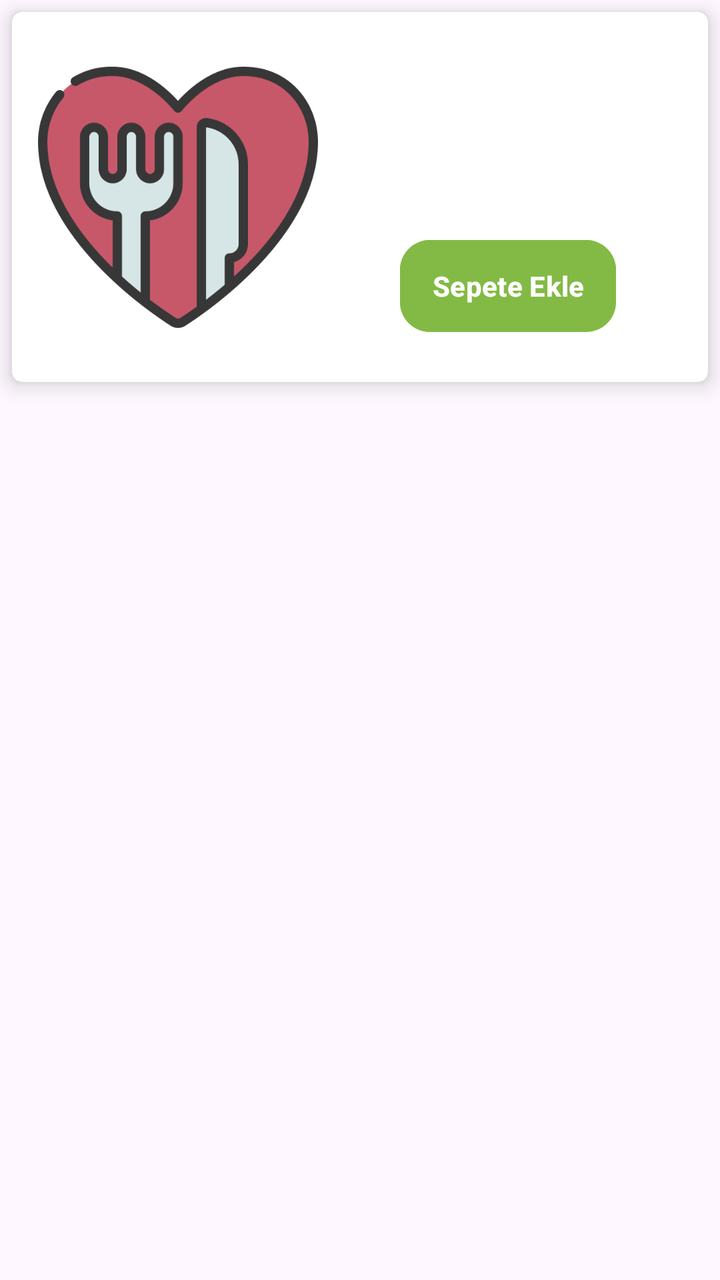
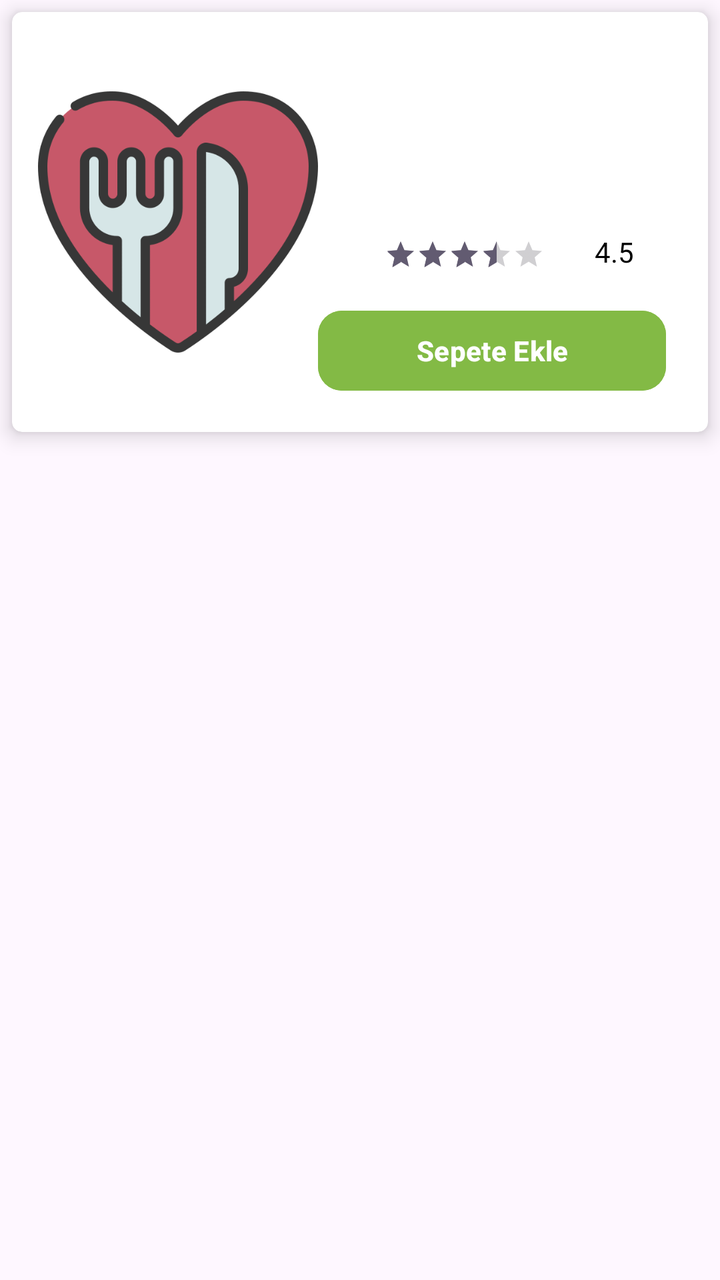

Screens rendered from an Android XML layout before and after an edit, with the pre-edit source and the edit as a unified diff.
<!-- AndroidManifest.xml: application theme Theme.Yumico -->
<!-- res/layout/favori_card_design.xml -->
<?xml version="1.0" encoding="utf-8"?>
<layout xmlns:tools="http://schemas.android.com/tools"
    xmlns:android="http://schemas.android.com/apk/res/android"
    xmlns:app="http://schemas.android.com/apk/res-auto">

    <data>
        <variable
            name="favoriYemekObj"
            type="com.ecemm.yumico.data.entity.FavoriYemek" />
    </data>

    <LinearLayout
        android:layout_width="match_parent"
        android:layout_height="wrap_content"
        android:orientation="vertical">

        <androidx.cardview.widget.CardView
            android:id="@+id/cardViewFavoriler"
            android:layout_width="match_parent"
            android:layout_height="185dp"
            android:layout_margin="6dp"
            android:descendantFocusability="blocksDescendants"
            app:cardCornerRadius="5dp"
            app:cardElevation="6dp">

            <androidx.constraintlayout.widget.ConstraintLayout
                android:id="@+id/constraintLFavoriler"
                android:layout_width="match_parent"
                android:layout_height="match_parent"
                android:layout_margin="5dp"
                app:layout_constraintEnd_toEndOf="parent"
                app:layout_constraintHorizontal_bias="0.5"
                app:layout_constraintStart_toStartOf="parent">


                <Button
                    android:id="@+id/buttonSepetEkle"
                    android:layout_width="wrap_content"
                    android:layout_height="54dp"
                    android:layout_marginStart="16dp"
                    android:layout_marginEnd="16dp"
                    android:layout_marginBottom="16dp"
                    android:backgroundTint="#83BA45"
                    android:elevation="4dp"
                    android:paddingStart="16dp"
                    android:paddingTop="8dp"
                    android:paddingEnd="16dp"
                    android:paddingBottom="8dp"
                    android:text="Sepete Ekle"
                    android:textAlignment="center"
                    android:textColor="@android:color/white"
                    android:textSize="14sp"
                    android:textStyle="bold"
                    app:cornerRadius="15dp"
                    app:layout_constraintBottom_toBottomOf="parent"
                    app:layout_constraintEnd_toEndOf="parent"
                    app:layout_constraintStart_toEndOf="@+id/imageViewFavYemekImage" />

                <ImageView
                    android:id="@+id/imageViewFavYemekImage"
                    android:layout_width="140dp"
                    android:layout_height="150dp"
                    android:layout_marginStart="8dp"
                    android:layout_marginTop="16dp"
                    android:layout_marginBottom="16dp"
                    android:clickable="true"
                    app:layout_constraintBottom_toBottomOf="parent"
                    app:layout_constraintStart_toStartOf="parent"
                    app:layout_constraintTop_toTopOf="parent"
                    app:srcCompat="@drawable/food_img" />

                <TextView
                    android:id="@+id/textViewFavYemekAdi"
                    android:layout_width="wrap_content"
                    android:layout_height="wrap_content"
                    android:layout_marginStart="24dp"
                    android:layout_marginTop="15dp"
                    android:layout_marginEnd="24dp"
                    android:text="@{favoriYemekObj.yemek_adi}"
                    android:textColor="@color/black"
                    android:textSize="20sp"
                    app:layout_constraintEnd_toEndOf="parent"
                    app:layout_constraintStart_toEndOf="@+id/imageViewFavYemekImage"
                    app:layout_constraintTop_toTopOf="parent" />

                <TextView
                    android:id="@+id/textViewFavYemekPrice"
                    android:layout_width="wrap_content"
                    android:layout_height="wrap_content"
                    android:layout_marginTop="52dp"
                    android:text='@{favoriYemekObj.yemek_fiyat+" ₺"}'
                    android:textColor="@color/black"
                    android:textSize="21sp"
                    android:textStyle="bold"
                    app:layout_constraintEnd_toEndOf="parent"
                    app:layout_constraintHorizontal_bias="0.5"
                    app:layout_constraintStart_toEndOf="@+id/imageViewFavYemekImage"
                    app:layout_constraintTop_toTopOf="parent" />


            </androidx.constraintlayout.widget.ConstraintLayout>
        </androidx.cardview.widget.CardView>
    </LinearLayout>
</layout>
<!-- resources referenced by this layout -->
<resources>
  <color name="black">#FF000000</color>
  <!-- drawable food_img: png bitmap (drawable, 32633 bytes) -->
  <style name="Theme.Yumico" parent="Base.Theme.Yumico" />
  <style name="Base.Theme.Yumico" parent="Theme.Material3.DayNight.NoActionBar">
          
          
      </style>
</resources>

<!-- the commit's change to res/layout/favori_card_design.xml (unified diff, before → after) -->
@@ -17,7 +17,7 @@
         <androidx.cardview.widget.CardView
             android:id="@+id/cardViewFavoriler"
             android:layout_width="match_parent"
-            android:layout_height="185dp"
+            android:layout_height="210dp"
             android:layout_margin="6dp"
             android:descendantFocusability="blocksDescendants"
             app:cardCornerRadius="5dp"
@@ -27,76 +27,100 @@
                 android:id="@+id/constraintLFavoriler"
                 android:layout_width="match_parent"
                 android:layout_height="match_parent"
-                android:layout_margin="5dp"
-                app:layout_constraintEnd_toEndOf="parent"
-                app:layout_constraintHorizontal_bias="0.5"
-                app:layout_constraintStart_toStartOf="parent">
+                android:layout_margin="5dp">
 
-
-                <Button
-                    android:id="@+id/buttonSepetEkle"
-                    android:layout_width="wrap_content"
-                    android:layout_height="54dp"
-                    android:layout_marginStart="16dp"
-                    android:layout_marginEnd="16dp"
-                    android:layout_marginBottom="16dp"
-                    android:backgroundTint="#83BA45"
-                    android:elevation="4dp"
-                    android:paddingStart="16dp"
-                    android:paddingTop="8dp"
-                    android:paddingEnd="16dp"
-                    android:paddingBottom="8dp"
-                    android:text="Sepete Ekle"
-                    android:textAlignment="center"
-                    android:textColor="@android:color/white"
-                    android:textSize="14sp"
-                    android:textStyle="bold"
-                    app:cornerRadius="15dp"
-                    app:layout_constraintBottom_toBottomOf="parent"
-                    app:layout_constraintEnd_toEndOf="parent"
-                    app:layout_constraintStart_toEndOf="@+id/imageViewFavYemekImage" />
-
+                
                 <ImageView
                     android:id="@+id/imageViewFavYemekImage"
                     android:layout_width="140dp"
                     android:layout_height="150dp"
                     android:layout_marginStart="8dp"
-                    android:layout_marginTop="16dp"
-                    android:layout_marginBottom="16dp"
+                    android:layout_marginTop="12dp"
+                    android:layout_marginBottom="12dp"
                     android:clickable="true"
                     app:layout_constraintBottom_toBottomOf="parent"
                     app:layout_constraintStart_toStartOf="parent"
                     app:layout_constraintTop_toTopOf="parent"
                     app:srcCompat="@drawable/food_img" />
 
+                
                 <TextView
                     android:id="@+id/textViewFavYemekAdi"
-                    android:layout_width="wrap_content"
+                    android:layout_width="0dp"
                     android:layout_height="wrap_content"
-                    android:layout_marginStart="24dp"
-                    android:layout_marginTop="15dp"
-                    android:layout_marginEnd="24dp"
+                    android:layout_marginStart="8dp"
+                    android:layout_marginTop="16dp"
+                    android:layout_marginEnd="8dp"
                     android:text="@{favoriYemekObj.yemek_adi}"
+                    android:textAlignment="center"
                     android:textColor="@color/black"
                     android:textSize="20sp"
+                    android:textStyle="bold"
                     app:layout_constraintEnd_toEndOf="parent"
+                    app:layout_constraintHorizontal_bias="0.5"
                     app:layout_constraintStart_toEndOf="@+id/imageViewFavYemekImage"
-                    app:layout_constraintTop_toTopOf="parent" />
+                    app:layout_constraintTop_toTopOf="@id/imageViewFavYemekImage" />
 
+                
                 <TextView
                     android:id="@+id/textViewFavYemekPrice"
                     android:layout_width="wrap_content"
                     android:layout_height="wrap_content"
-                    android:layout_marginTop="52dp"
-                    android:text='@{favoriYemekObj.yemek_fiyat+" ₺"}'
+                    android:layout_marginTop="8dp"
+                    android:text='@{favoriYemekObj.yemek_fiyat + " ₺"}'
+                    android:textAlignment="center"
                     android:textColor="@color/black"
-                    android:textSize="21sp"
+                    android:textSize="18sp"
                     android:textStyle="bold"
                     app:layout_constraintEnd_toEndOf="parent"
                     app:layout_constraintHorizontal_bias="0.5"
                     app:layout_constraintStart_toEndOf="@+id/imageViewFavYemekImage"
-                    app:layout_constraintTop_toTopOf="parent" />
+                    app:layout_constraintTop_toBottomOf="@+id/textViewFavYemekAdi" />
 
+                
+                <RatingBar
+                    android:id="@+id/ratingBarFavori"
+                    style="?android:attr/ratingBarStyleSmall"
+                    android:layout_width="wrap_content"
+                    android:layout_height="wrap_content"
+                    android:layout_marginTop="8dp"
+                    android:isIndicator="true"
+                    android:numStars="5"
+                    android:rating="3.5"
+                    android:stepSize="0.5"
+                    app:layout_constraintEnd_toStartOf="@+id/textViewRating"
+                    app:layout_constraintHorizontal_bias="0.5"
+                    app:layout_constraintStart_toStartOf="@+id/textViewFavYemekAdi"
+                    app:layout_constraintTop_toBottomOf="@id/textViewFavYemekPrice" />
+
+                
+                <TextView
+                    android:id="@+id/textViewRating"
+                    android:layout_width="wrap_content"
+                    android:layout_height="wrap_content"
+                    android:layout_marginTop="5dp"
+                    android:layout_marginEnd="32dp"
+                    android:text="4.5"
+                    android:textColor="@color/black"
+                    android:textSize="14sp"
+                    app:layout_constraintEnd_toEndOf="parent"
+                    app:layout_constraintTop_toBottomOf="@+id/textViewFavYemekPrice" />
+
+                <Button
+                    android:id="@+id/buttonSepetEkle"
+                    android:layout_width="0dp"
+                    android:layout_height="48dp"
+                    android:layout_marginTop="16dp"
+                    android:layout_marginEnd="16dp"
+                    android:backgroundTint="#83BA45"
+                    android:text="Sepete Ekle"
+                    android:textColor="@android:color/white"
+                    android:textSize="14sp"
+                    android:textStyle="bold"
+                    app:cornerRadius="12dp"
+                    app:layout_constraintEnd_toEndOf="parent"
+                    app:layout_constraintStart_toEndOf="@id/imageViewFavYemekImage"
+                    app:layout_constraintTop_toBottomOf="@id/ratingBarFavori" />
 
             </androidx.constraintlayout.widget.ConstraintLayout>
         </androidx.cardview.widget.CardView>
